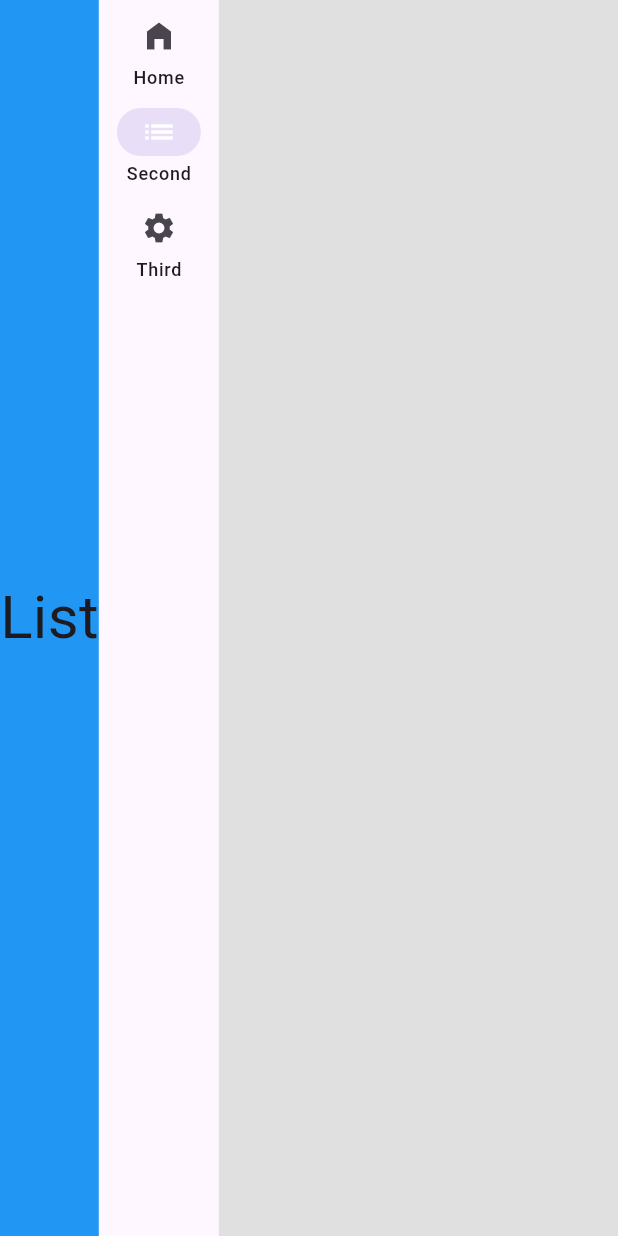
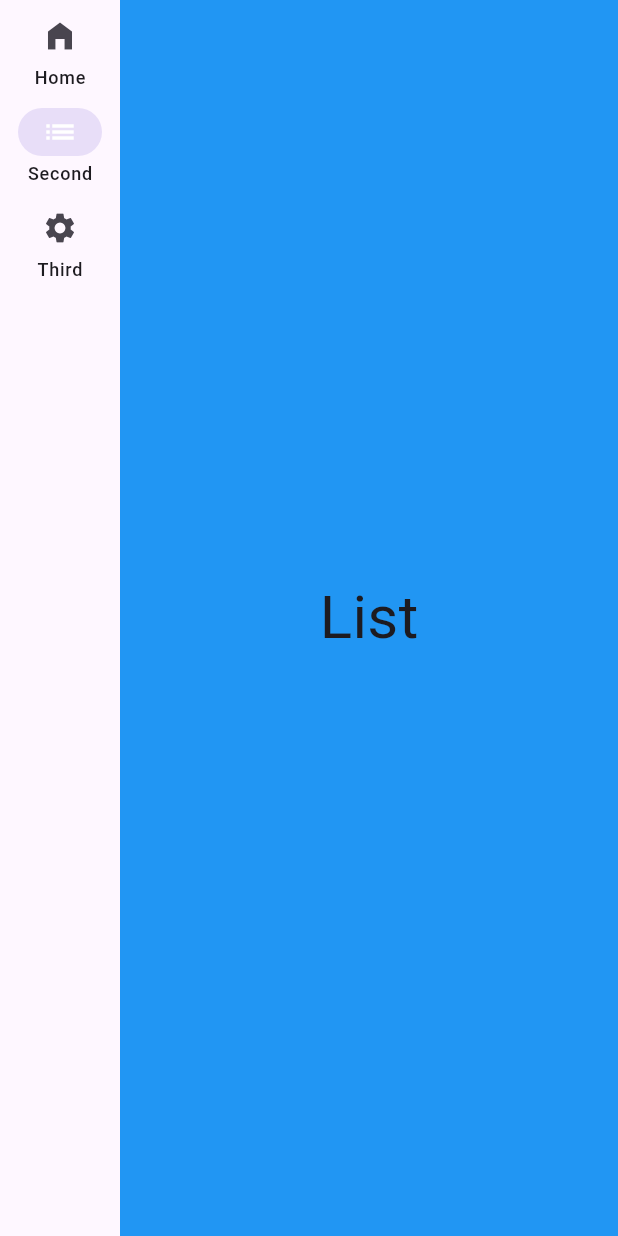
Before and after one commit to tgorman31/project_record, a Flutter app: the screen it shows after launch, after a tap on "Second", on a phone screen of 412 x 824 dp. Run offline on Flutter 3.47's test engine with Material 2 defaults, Android fonts, the light colour scheme and no system bars; missing offline and left inert: window_manager.

Commit message:
Cleaning up the project structure

```diff
--- /dev/null
+++ b/lib/app_screens/home_page.dart
@@ -0,0 +1,88 @@
+import 'package:flutter/material.dart';
+import 'package:project_record/util/my_container.dart';
+
+class HomePage extends StatelessWidget {
+  const HomePage({
+    Key? key,
+  }) : super(key: key);
+
+  @override
+  Widget build(BuildContext context) {
+    return Row(
+      mainAxisAlignment: MainAxisAlignment.start,
+      crossAxisAlignment: CrossAxisAlignment.start,
+      children: [
+        Expanded(
+          flex: 2,
+          child: SingleChildScrollView(
+            scrollDirection: Axis.vertical,
+            child: Wrap(
+              crossAxisAlignment: WrapCrossAlignment.start,
+              children: [
+                MyContainer(
+                  boxColor: (Colors.amber[500])!,
+                  boxText: 'home1',
+                ),
+                MyContainer(
+                  boxColor: (Colors.yellow[500])!,
+                  boxText: 'home2',
+                ),
+                MyContainer(
+                  boxColor: (Colors.orange[500])!,
+                  boxText: 'home3',
+                ),
+                MyContainer(
+                  boxColor: (Colors.amber[100])!,
+                  boxText: 'home4',
+                ),
+                MyContainer(
+                  boxColor: (Colors.yellow[100])!,
+                  boxText: 'home5',
+                ),
+                MyContainer(
+                  boxColor: (Colors.orange[100])!,
+                  boxText: 'home6',
+                ),
+                MyContainer(
+                  boxColor: (Colors.amber[900])!,
+                  boxText: 'home7',
+                ),
+                MyContainer(
+                  boxColor: (Colors.yellow[900])!,
+                  boxText: 'home8',
+                ),
+                MyContainer(
+                  boxColor: (Colors.orange[900])!,
+                  boxText: 'home9',
+                ),
+                MyContainer(
+                  boxColor: (Colors.amber[300])!,
+                  boxText: 'home10',
+                ),
+                MyContainer(
+                  boxColor: (Colors.yellow[300])!,
+                  boxText: 'home11',
+                ),
+                MyContainer(
+                  boxColor: (Colors.orange[300])!,
+                  boxText: 'home12',
+                ),
+              ],
+            ),
+          ),
+        ),
+        ConstrainedBox(
+          constraints: const BoxConstraints(maxWidth: 500),
+          child: (Container(
+            color: Colors.blue[500],
+            alignment: Alignment.center,
+            child: const Text(
+              'Sidebar',
+              style: TextStyle(fontSize: 40),
+            ),
+          )),
+        )
+      ],
+    );
+  }
+}
--- /dev/null
+++ b/lib/app_screens/list_page.dart
@@ -0,0 +1,19 @@
+import 'package:flutter/material.dart';
+
+class ListPage extends StatelessWidget {
+  const ListPage({
+    Key? key,
+  }) : super(key: key);
+
+  @override
+  Widget build(BuildContext context) {
+    return Container(
+      color: Colors.blue[500],
+      alignment: Alignment.center,
+      child: const Text(
+        'List',
+        style: TextStyle(fontSize: 40),
+      ),
+    );
+  }
+}
--- a/lib/app_screens/project_home.dart
+++ b/lib/app_screens/project_main.dart
@@ -1,9 +1,10 @@
+// ignore_for_file: public_member_api_docs, sort_constructors_first
 import 'package:flutter/material.dart';
+import 'package:project_record/app_screens/home_page.dart';
+import 'package:project_record/app_screens/list_page.dart';
+import 'package:project_record/app_screens/settings_page.dart';
 
 import '../constants.dart';
-import '../util/my_box.dart';
-import '../util/my_tile.dart';
-import '../util/nav_rail.dart';
 
 class ProjectHome extends StatefulWidget {
   const ProjectHome({super.key});
@@ -15,30 +16,10 @@ class ProjectHome extends StatefulWidget {
 class _ProjectHomeState extends State<ProjectHome> {
   final List<Widget> _screens = [
     // Content for Home tab
-    Container(
-      color: Colors.amber[500],
-      alignment: Alignment.center,
-      child: const Text(
-        'Home',
-        style: TextStyle(fontSize: 40),
-      ),
-    ), // Content for Home tab
-    Container(
-      color: Colors.blue[500],
-      alignment: Alignment.center,
-      child: const Text(
-        'List',
-        style: TextStyle(fontSize: 40),
-      ),
-    ), // Content for Home tab
-    Container(
-      color: Colors.green[500],
-      alignment: Alignment.center,
-      child: const Text(
-        'Settings',
-        style: TextStyle(fontSize: 40),
-      ),
-    ),
+
+    const HomePage(),
+    const ListPage(), // Content for List tab
+    const SettingsPage(),
   ];
 
   int _selectedIndex = 0;
@@ -53,7 +34,10 @@ class _ProjectHomeState extends State<ProjectHome> {
       // appBar: myAppBar,
       body: Row(
         crossAxisAlignment: CrossAxisAlignment.start,
-        children: [_screens[_selectedIndex], navRailMethod()],
+        children: [
+          navRailMethod(),
+          Expanded(child: _screens[_selectedIndex]),
+        ],
       ),
     );
   }
--- /dev/null
+++ b/lib/app_screens/settings_page.dart
@@ -0,0 +1,19 @@
+import 'package:flutter/material.dart';
+
+class SettingsPage extends StatelessWidget {
+  const SettingsPage({
+    Key? key,
+  }) : super(key: key);
+
+  @override
+  Widget build(BuildContext context) {
+    return Container(
+      color: Colors.green[500],
+      alignment: Alignment.center,
+      child: const Text(
+        'Settings',
+        style: TextStyle(fontSize: 40),
+      ),
+    );
+  }
+}
--- a/lib/main.dart
+++ b/lib/main.dart
@@ -1,7 +1,7 @@
 import 'package:flutter/material.dart';
 import 'package:window_manager/window_manager.dart';
 // import 'responsive/desktop_body.dart';
-import 'app_screens/project_home.dart';
+import 'app_screens/project_main.dart';
 import 'responsive/mobile_body.dart';
 import 'responsive/responsive_layout.dart';
 import 'responsive/tablet_body.dart';
--- /dev/null
+++ b/lib/util/my_container.dart
@@ -0,0 +1,24 @@
+import 'package:flutter/material.dart';
+
+class MyContainer extends StatelessWidget {
+  const MyContainer({
+    Key? key,
+    required this.boxColor,
+    required this.boxText,
+  }) : super(key: key);
+  final Color boxColor;
+  final String boxText;
+  @override
+  Widget build(BuildContext context) {
+    return Container(
+      color: boxColor,
+      alignment: Alignment.center,
+      width: 400,
+      height: 100,
+      child: Text(
+        boxText,
+        style: const TextStyle(fontSize: 40),
+      ),
+    );
+  }
+}
```
